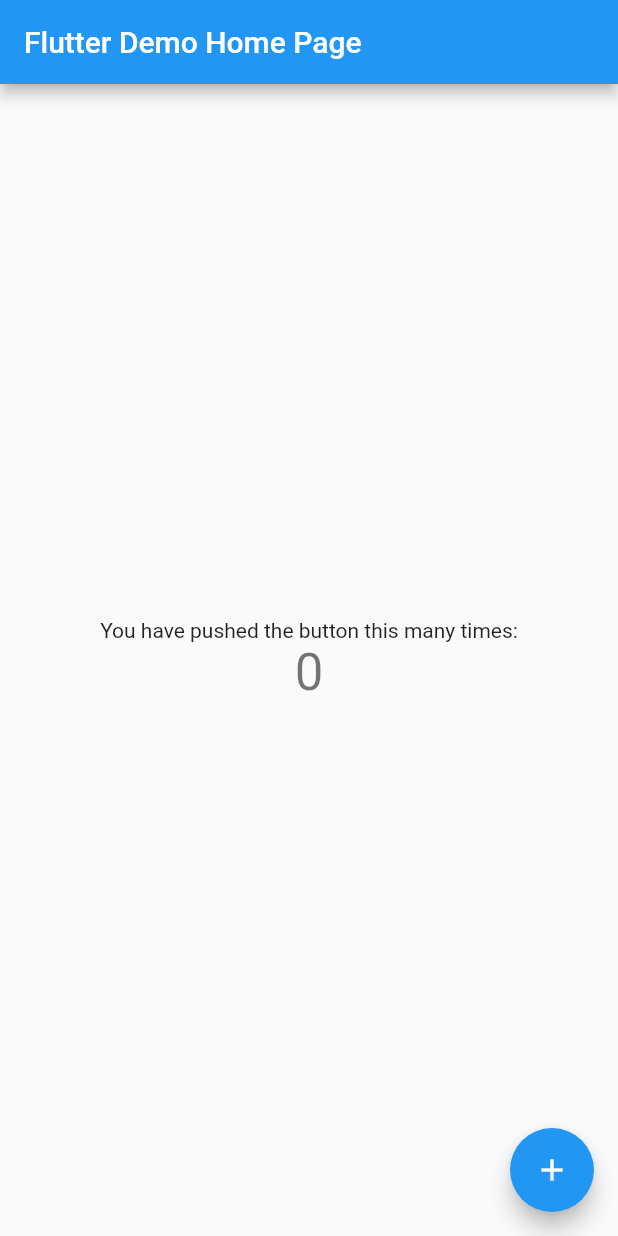
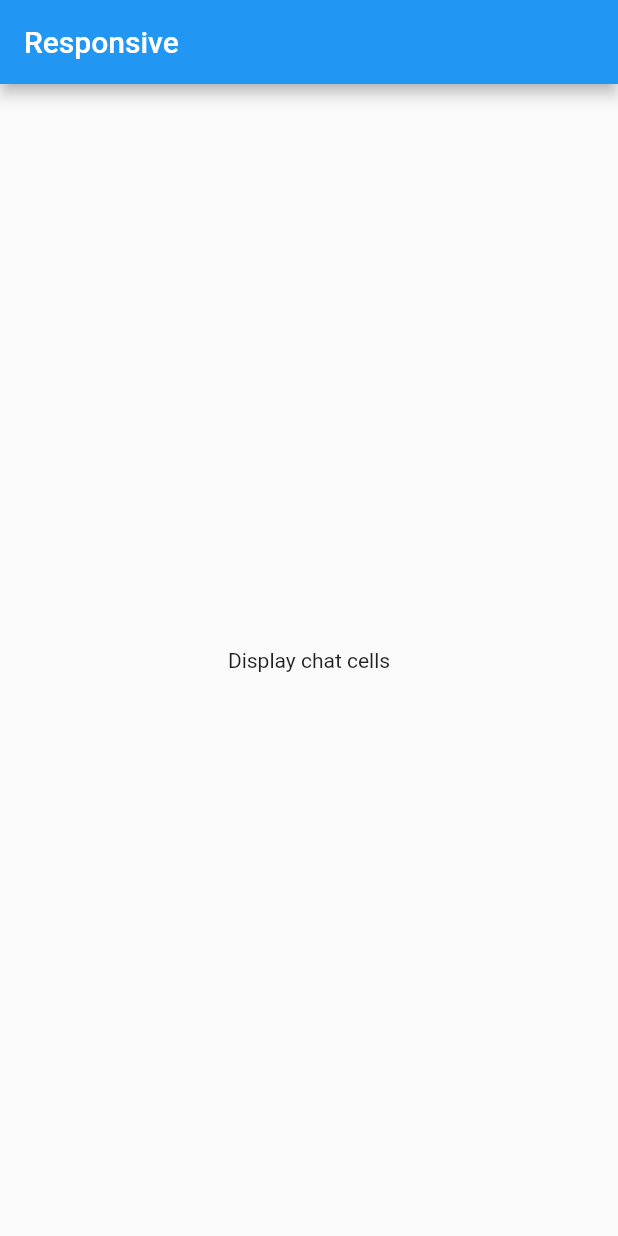
Before and after one commit to NovinGroup/FlutterUseCases, a Flutter app: the screen it shows after launch, on a phone screen of 412 x 824 dp. Run offline on Flutter 3.47's test engine with Material 2 defaults, Android fonts, the phone set to English and light mode, and no system bars.

Commit message:
Add chat & message screens

```diff
--- a/lib/main.dart
+++ b/lib/main.dart
@@ -1,4 +1,5 @@
 import 'package:flutter/material.dart';
+import 'package:flutter_usecases/responsive_usecase/responsive_screen.dart';
 
 void main() {
   runApp(MyApp());
@@ -22,92 +23,7 @@ class MyApp extends StatelessWidget {
         // is not restarted.
         primarySwatch: Colors.blue,
       ),
-      home: MyHomePage(title: 'Flutter Demo Home Page'),
+      home: ResponsiveScreen(),
     );
   }
 }
-
-class MyHomePage extends StatefulWidget {
-  MyHomePage({Key? key, required this.title}) : super(key: key);
-
-  // This widget is the home page of your application. It is stateful, meaning
-  // that it has a State object (defined below) that contains fields that affect
-  // how it looks.
-
-  // This class is the configuration for the state. It holds the values (in this
-  // case the title) provided by the parent (in this case the App widget) and
-  // used by the build method of the State. Fields in a Widget subclass are
-  // always marked "final".
-
-  final String title;
-
-  @override
-  _MyHomePageState createState() => _MyHomePageState();
-}
-
-class _MyHomePageState extends State<MyHomePage> {
-  int _counter = 0;
-
-  void _incrementCounter() {
-    setState(() {
-      // This call to setState tells the Flutter framework that something has
-      // changed in this State, which causes it to rerun the build method below
-      // so that the display can reflect the updated values. If we changed
-      // _counter without calling setState(), then the build method would not be
-      // called again, and so nothing would appear to happen.
-      _counter++;
-    });
-  }
-
-  @override
-  Widget build(BuildContext context) {
-    // This method is rerun every time setState is called, for instance as done
-    // by the _incrementCounter method above.
-    //
-    // The Flutter framework has been optimized to make rerunning build methods
-    // fast, so that you can just rebuild anything that needs updating rather
-    // than having to individually change instances of widgets.
-    return Scaffold(
-      appBar: AppBar(
-        // Here we take the value from the MyHomePage object that was created by
-        // the App.build method, and use it to set our appbar title.
-        title: Text(widget.title),
-      ),
-      body: Center(
-        // Center is a layout widget. It takes a single child and positions it
-        // in the middle of the parent.
-        child: Column(
-          // Column is also a layout widget. It takes a list of children and
-          // arranges them vertically. By default, it sizes itself to fit its
-          // children horizontally, and tries to be as tall as its parent.
-          //
-          // Invoke "debug painting" (press "p" in the console, choose the
-          // "Toggle Debug Paint" action from the Flutter Inspector in Android
-          // Studio, or the "Toggle Debug Paint" command in Visual Studio Code)
-          // to see the wireframe for each widget.
-          //
-          // Column has various properties to control how it sizes itself and
-          // how it positions its children. Here we use mainAxisAlignment to
-          // center the children vertically; the main axis here is the vertical
-          // axis because Columns are vertical (the cross axis would be
-          // horizontal).
-          mainAxisAlignment: MainAxisAlignment.center,
-          children: <Widget>[
-            Text(
-              'You have pushed the button this many times:',
-            ),
-            Text(
-              '$_counter',
-              style: Theme.of(context).textTheme.headline4,
-            ),
-          ],
-        ),
-      ),
-      floatingActionButton: FloatingActionButton(
-        onPressed: _incrementCounter,
-        tooltip: 'Increment',
-        child: Icon(Icons.add),
-      ), // This trailing comma makes auto-formatting nicer for build methods.
-    );
-  }
-}
--- /dev/null
+++ b/lib/responsive_usecase/chat/chat_screen.dart
@@ -0,0 +1,43 @@
+import 'package:flutter/cupertino.dart';
+import 'package:flutter/material.dart';
+
+class ChatScreen extends StatelessWidget {
+  const ChatScreen({Key? key}) : super(key: key);
+
+  @override
+  Widget build(BuildContext context) {
+    return Scaffold(
+      appBar: AppBar(
+        // Here we take the value from the MyHomePage object that was created by
+        // the App.build method, and use it to set our appbar title.
+        title: Text("Responsive"),
+      ),
+      body: Center(
+        // Center is a layout widget. It takes a single child and positions it
+        // in the middle of the parent.
+        child: Column(
+          // Column is also a layout widget. It takes a list of children and
+          // arranges them vertically. By default, it sizes itself to fit its
+          // children horizontally, and tries to be as tall as its parent.
+          //
+          // Invoke "debug painting" (press "p" in the console, choose the
+          // "Toggle Debug Paint" action from the Flutter Inspector in Android
+          // Studio, or the "Toggle Debug Paint" command in Visual Studio Code)
+          // to see the wireframe for each widget.
+          //
+          // Column has various properties to control how it sizes itself and
+          // how it positions its children. Here we use mainAxisAlignment to
+          // center the children vertically; the main axis here is the vertical
+          // axis because Columns are vertical (the cross axis would be
+          // horizontal).
+          mainAxisAlignment: MainAxisAlignment.center,
+          children: <Widget>[
+            Text(
+              'Display chat cells',
+            ),
+          ],
+        ),
+      ),// This trailing comma makes auto-formatting nicer for build methods.
+    );
+  }
+}
--- a/lib/responsive_usecase/responsive_screen.dart
+++ b/lib/responsive_usecase/responsive_screen.dart
@@ -1,10 +1,27 @@
 import 'package:flutter/cupertino.dart';
+import 'package:flutter/material.dart';
+import 'package:flutter_usecases/responsive_usecase/chat/chat_screen.dart';
+import 'package:flutter_usecases/responsive_usecase/chat/message_screen.dart';
+import 'package:flutter_usecases/responsive_usecase/responsive.dart';
 
 class ResponsiveScreen extends StatelessWidget {
   const ResponsiveScreen({Key? key}) : super(key: key);
 
   @override
   Widget build(BuildContext context) {
-    return Container();
+    return Responsive.isMobile(context)
+        ? ChatScreen()
+        : _buildBigScreenLayout();
+  }
+
+  Widget _buildBigScreenLayout() {
+    return Container(
+      child: Row(
+        children: [
+            SizedBox(child: ChatScreen(), width: 350,),
+            Expanded(child: MessageScreen())
+        ],
+      ),
+    );
   }
 }
```
Also changed, not shown: lib/responsive_usecase/chat/message_screen.dart (added, +13 -0 lines), lib/responsive_usecase/responsive.dart (added, +36 -0 lines), lib/responsive_usecase/chat/chat_cell.dart (added).
